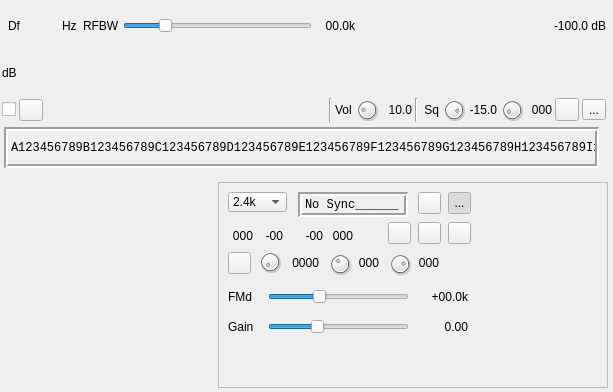
First picture: the form in plugins/channelrx/demoddsd/dsddemodgui.ui, repository f4exb/sdrangel, before the edit.
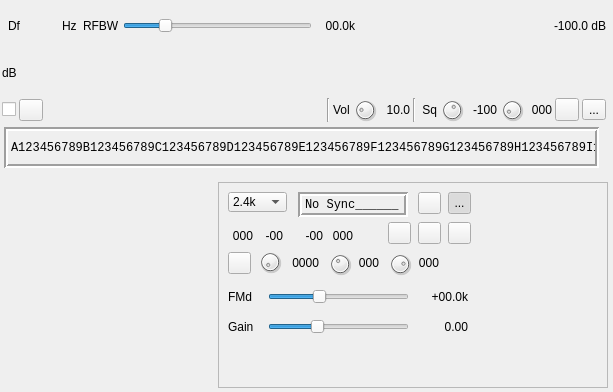
Second picture: the form after the edit. Icons and pictures are not drawn. Custom widgets are drawn as their Qt base class.

The edit to the form file:
```diff
--- a/plugins/channelrx/demoddsd/dsddemodgui.ui
+++ b/plugins/channelrx/demoddsd/dsddemodgui.ui
@@ -399,7 +399,7 @@
          <string>Squelch threshold (dB)</string>
         </property>
         <property name="minimum">
-         <number>-1000</number>
+         <number>-100</number>
         </property>
         <property name="maximum">
          <number>0</number>
@@ -411,7 +411,7 @@
          <number>1</number>
         </property>
         <property name="value">
-         <number>-150</number>
+         <number>-40</number>
         </property>
        </widget>
       </item>
@@ -419,21 +419,15 @@
        <widget class="QLabel" name="squelchText">
         <property name="minimumSize">
          <size>
-          <width>0</width>
+          <width>30</width>
           <height>0</height>
          </size>
         </property>
-        <property name="maximumSize">
-         <size>
-          <width>40</width>
-          <height>16777215</height>
-         </size>
-        </property>
         <property name="toolTip">
          <string>Squelch threshold (dB)</string>
         </property>
         <property name="text">
-         <string>-15.0</string>
+         <string>-100</string>
         </property>
         <property name="alignment">
          <set>Qt::AlignRight|Qt::AlignTrailing|Qt::AlignVCenter</set>
```
